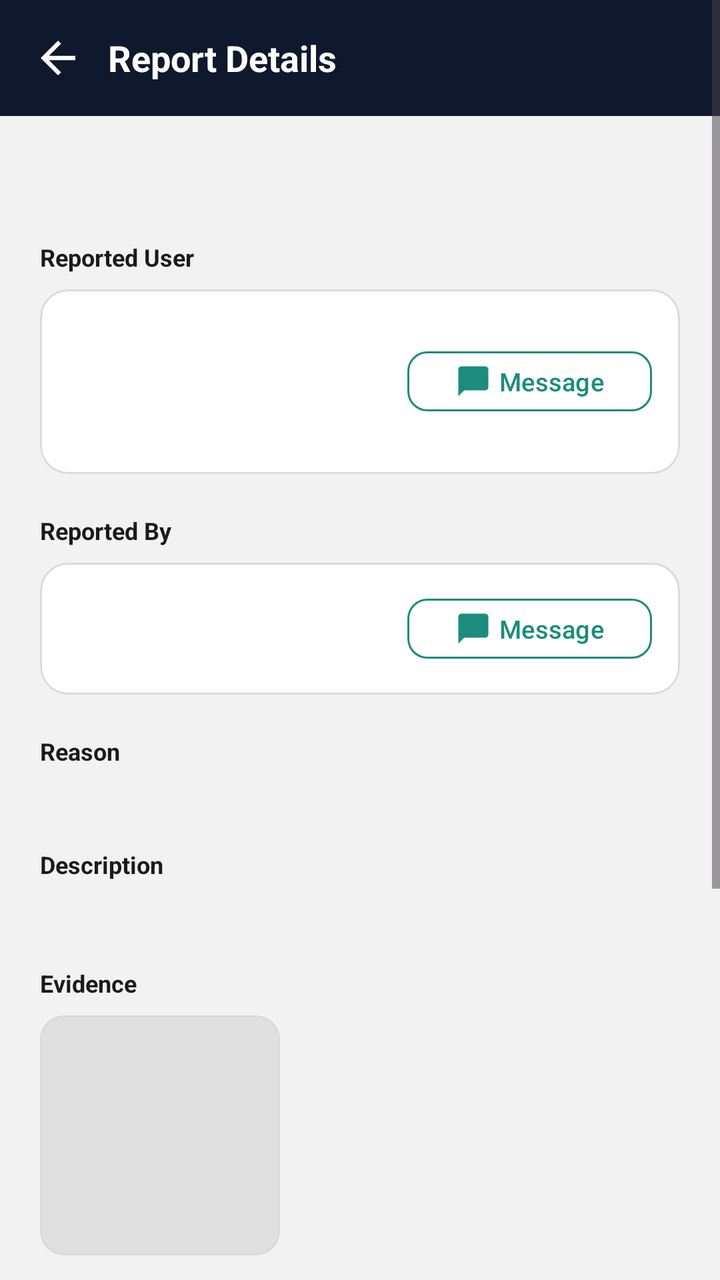
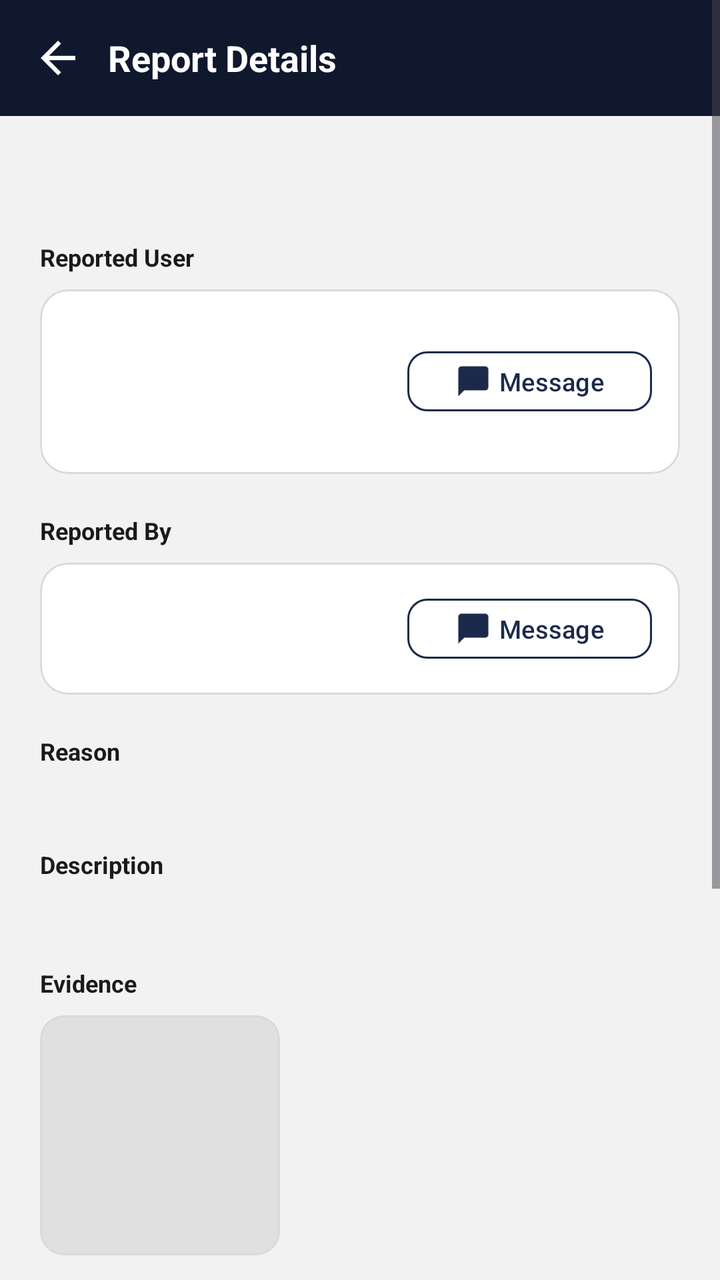

Before-and-after screenshots of an Android layout around one commit, followed by the original layout XML and the change that was made.
<!-- AndroidManifest.xml: application theme Theme.HairGo -->
<!-- res/layout/activity_report_detail.xml -->
<ScrollView xmlns:android="http://schemas.android.com/apk/res/android"
    xmlns:app="http://schemas.android.com/apk/res-auto"
    android:layout_width="match_parent"
    android:layout_height="match_parent"
    android:background="@color/grey_light"
    android:fillViewport="true">

    <LinearLayout
        android:layout_width="match_parent"
        android:layout_height="wrap_content"
        android:orientation="vertical">

        <LinearLayout
            android:layout_width="match_parent"
            android:layout_height="wrap_content"
            android:background="@color/navy_dark"
            android:orientation="horizontal"
            android:gravity="center_vertical"
            android:paddingHorizontal="16dp"
            android:paddingVertical="16dp">

            <ImageView
                android:id="@+id/btnBack"
                android:layout_width="26dp"
                android:layout_height="26dp"
                android:src="@drawable/ic_back_arrow"
                app:tint="@android:color/white"
                android:background="?attr/selectableItemBackgroundBorderless"
                android:clickable="true"
                android:focusable="true"/>

            <TextView
                android:layout_width="wrap_content"
                android:layout_height="wrap_content"
                android:layout_marginStart="12dp"
                android:text="Report Details"
                android:textColor="@android:color/white"
                android:textSize="18sp"
                android:textStyle="bold"/>
        </LinearLayout>

        <LinearLayout
            android:layout_width="match_parent"
            android:layout_height="wrap_content"
            android:orientation="vertical"
            android:padding="20dp">

            <TextView
                android:id="@+id/tvStatusBadge"
                android:layout_width="wrap_content"
                android:layout_height="wrap_content"
                android:paddingHorizontal="12dp"
                android:paddingVertical="5dp"
                android:textSize="12sp"
                android:textStyle="bold"
                android:layout_marginBottom="16dp"/>

            <TextView
                android:layout_width="wrap_content"
                android:layout_height="wrap_content"
                android:text="Reported User"
                android:textSize="12sp"
                android:textStyle="bold"
                android:textColor="@color/text_primary"
                android:layout_marginBottom="8dp"/>

            <com.google.android.material.card.MaterialCardView
                android:layout_width="match_parent"
                android:layout_height="wrap_content"
                app:cardCornerRadius="14dp"
                app:strokeColor="@color/input_border"
                app:strokeWidth="1dp"
                app:cardElevation="0dp"
                android:layout_marginBottom="20dp">

                <LinearLayout
                    android:layout_width="match_parent"
                    android:layout_height="wrap_content"
                    android:orientation="horizontal"
                    android:gravity="center_vertical"
                    android:padding="14dp">

                    <LinearLayout
                        android:layout_width="0dp"
                        android:layout_weight="1"
                        android:layout_height="wrap_content"
                        android:orientation="vertical">

                        <TextView
                            android:id="@+id/tvReportedUserName"
                            android:layout_width="wrap_content"
                            android:layout_height="wrap_content"
                            android:textSize="15sp"
                            android:textStyle="bold"
                            android:textColor="@color/text_primary"/>

                        <TextView
                            android:id="@+id/tvReportedUserEmail"
                            android:layout_width="wrap_content"
                            android:layout_height="wrap_content"
                            android:textSize="12.5sp"
                            android:textColor="@color/text_primary"/>

                        <TextView
                            android:id="@+id/tvReportedUserRoleBadge"
                            android:layout_width="wrap_content"
                            android:layout_height="wrap_content"
                            android:paddingHorizontal="10dp"
                            android:paddingVertical="3dp"
                            android:layout_marginTop="6dp"
                            android:textSize="11sp"
                            android:textStyle="bold"/>
                    </LinearLayout>

                    <com.google.android.material.button.MaterialButton
                        android:id="@+id/btnMessageReportedUser"
                        style="@style/Widget.Material3.Button.OutlinedButton"
                        android:layout_width="wrap_content"
                        android:layout_height="38dp"
                        android:text="Message"
                        android:textAllCaps="false"
                        android:textSize="12.5sp"
                        app:icon="@drawable/ic_message"
                        app:iconTint="@color/teal_primary"
                        app:cornerRadius="10dp"
                        app:strokeColor="@color/teal_primary"
                        android:textColor="@color/teal_primary"/>
                </LinearLayout>
            </com.google.android.material.card.MaterialCardView>

            <TextView
                android:layout_width="wrap_content"
                android:layout_height="wrap_content"
                android:text="Reported By"
                android:textSize="12sp"
                android:textStyle="bold"
                android:textColor="@color/text_primary"
                android:layout_marginBottom="8dp"/>

            <com.google.android.material.card.MaterialCardView
                android:layout_width="match_parent"
                android:layout_height="wrap_content"
                app:cardCornerRadius="14dp"
                app:strokeColor="@color/input_border"
                app:strokeWidth="1dp"
                app:cardElevation="0dp"
                android:layout_marginBottom="20dp">

                <LinearLayout
                    android:layout_width="match_parent"
                    android:layout_height="wrap_content"
                    android:orientation="horizontal"
                    android:gravity="center_vertical"
                    android:padding="14dp">

                    <LinearLayout
                        android:layout_width="0dp"
                        android:layout_weight="1"
                        android:layout_height="wrap_content"
                        android:orientation="vertical">

                        <TextView
                            android:id="@+id/tvReporterName"
                            android:layout_width="wrap_content"
                            android:layout_height="wrap_content"
                            android:textSize="15sp"
                            android:textStyle="bold"
                            android:textColor="@color/text_primary"/>

                        <TextView
                            android:id="@+id/tvReporterEmail"
                            android:layout_width="wrap_content"
                            android:layout_height="wrap_content"
                            android:textSize="12.5sp"
                            android:textColor="@color/text_primary"/>
                    </LinearLayout>

                    <com.google.android.material.button.MaterialButton
                        android:id="@+id/btnMessageReporter"
                        style="@style/Widget.Material3.Button.OutlinedButton"
                        android:layout_width="wrap_content"
                        android:layout_height="38dp"
                        android:text="Message"
                        android:textAllCaps="false"
                        android:textSize="12.5sp"
                        app:icon="@drawable/ic_message"
                        app:iconTint="@color/teal_primary"
                        app:cornerRadius="10dp"
                        app:strokeColor="@color/teal_primary"
                        android:textColor="@color/teal_primary"/>
                </LinearLayout>
            </com.google.android.material.card.MaterialCardView>

            <TextView
                android:layout_width="wrap_content"
                android:layout_height="wrap_content"
                android:text="Reason"
                android:textSize="12sp"
                android:textStyle="bold"
                android:textColor="@color/text_primary"
                android:layout_marginBottom="4dp"/>

            <TextView
                android:id="@+id/tvReason"
                android:layout_width="wrap_content"
                android:layout_height="wrap_content"
                android:textSize="15sp"
                android:textStyle="bold"
                android:textColor="@color/warning"
                android:layout_marginBottom="16dp"/>

            <TextView
                android:layout_width="wrap_content"
                android:layout_height="wrap_content"
                android:text="Description"
                android:textSize="12sp"
                android:textStyle="bold"
                android:textColor="@color/text_primary"
                android:layout_marginBottom="4dp"/>

            <TextView
                android:id="@+id/tvDescription"
                android:layout_width="match_parent"
                android:layout_height="wrap_content"
                android:textSize="14sp"
                android:lineSpacingExtra="3dp"
                android:textColor="@color/text_primary"
                android:layout_marginBottom="20dp"/>

            <LinearLayout
                android:id="@+id/layoutEvidence"
                android:layout_width="match_parent"
                android:layout_height="wrap_content"
                android:orientation="vertical"
                android:layout_marginBottom="20dp">

                <TextView
                    android:layout_width="wrap_content"
                    android:layout_height="wrap_content"
                    android:text="Evidence"
                    android:textSize="12sp"
                    android:textStyle="bold"
                    android:textColor="@color/text_primary"
                    android:layout_marginBottom="8dp"/>

                <com.google.android.material.card.MaterialCardView
                    android:layout_width="120dp"
                    android:layout_height="120dp"
                    app:cardCornerRadius="12dp"
                    app:strokeColor="@color/input_border"
                    app:strokeWidth="1dp"
                    app:cardElevation="0dp">

                    <ImageView
                        android:id="@+id/ivEvidence"
                        android:layout_width="match_parent"
                        android:layout_height="match_parent"
                        android:scaleType="center"
                        android:background="@color/grey_border"/>
                </com.google.android.material.card.MaterialCardView>
            </LinearLayout>

            <TextView
                android:id="@+id/tvResolutionNote"
                android:layout_width="match_parent"
                android:layout_height="wrap_content"
                android:visibility="gone"
                android:background="@drawable/bg_badge_teal"
                android:padding="12dp"
                android:textSize="13sp"
                android:textColor="@color/teal_primary"
                android:layout_marginBottom="20dp"/>

            <TextView
                android:id="@+id/tvActionsLabel"
                android:layout_width="wrap_content"
                android:layout_height="wrap_content"
                android:text="Take Action"
                android:textSize="15sp"
                android:textStyle="bold"
                android:textColor="@color/text_primary"
                android:layout_marginBottom="12dp"/>

            <LinearLayout
                android:id="@+id/layoutActions"
                android:layout_width="match_parent"
                android:layout_height="wrap_content"
                android:orientation="vertical">

                <com.google.android.material.button.MaterialButton
                    android:id="@+id/btnSuspend"
                    style="@style/Widget.Material3.Button.OutlinedButton"
                    android:layout_width="match_parent"
                    android:layout_height="48dp"
                    android:text="Suspend Account"
                    android:textAllCaps="false"
                    app:icon="@drawable/ic_suspend"
                    app:iconTint="@color/warning"
                    app:strokeColor="@color/warning"
                    android:textColor="@color/warning"
                    app:cornerRadius="12dp"
                    android:layout_marginBottom="10dp"/>

                <com.google.android.material.button.MaterialButton
                    android:id="@+id/btnRemove"
                    style="@style/Widget.Material3.Button.OutlinedButton"
                    android:layout_width="match_parent"
                    android:layout_height="48dp"
                    android:text="Remove Account"
                    android:textAllCaps="false"
                    app:icon="@drawable/ic_delete"
                    app:iconTint="@color/error"
                    app:strokeColor="@color/error"
                    android:textColor="@color/error"
                    app:cornerRadius="12dp"
                    android:layout_marginBottom="10dp"/>

                <com.google.android.material.button.MaterialButton
                    android:id="@+id/btnWarning"
                    style="@style/Widget.Material3.Button.OutlinedButton"
                    android:layout_width="match_parent"
                    android:layout_height="48dp"
                    android:text="Give Warning"
                    android:textAllCaps="false"
                    app:icon="@drawable/ic_warning"
                    app:iconTint="@color/warning"
                    app:strokeColor="@color/warning"
                    android:textColor="@color/warning"
                    app:cornerRadius="12dp"
                    android:layout_marginBottom="10dp"/>

                <com.google.android.material.button.MaterialButton
                    android:id="@+id/btnDismiss"
                    style="@style/Widget.Material3.Button.OutlinedButton"
                    android:layout_width="match_parent"
                    android:layout_height="48dp"
                    android:text="Dismiss Report"
                    android:textAllCaps="false"
                    app:icon="@drawable/ic_dismiss"
                    app:iconTint="@color/text_primary"
                    app:strokeColor="@color/input_border"
                    android:textColor="@color/text_primary"
                    app:cornerRadius="12dp"/>

            </LinearLayout>

        </LinearLayout>
    </LinearLayout>
</ScrollView>
<!-- resources referenced by this layout -->
<resources>
  <color name="error">#D9534F</color>
  <color name="grey_border">#E0E0E0</color>
  <color name="grey_light">#F2F2F2</color>
  <color name="input_border">#DADADA</color>
  <color name="navy_dark">#10182E</color>
  <color name="teal_primary">#1C8C7C</color>
  <color name="text_primary">#1A1A1A</color>
  <color name="warning">#E0A800</color>
  <!-- drawable bg_badge_teal (drawable) -->
  <?xml version="1.0" encoding="utf-8"?>
  <shape xmlns:android="http://schemas.android.com/apk/res/android">
      <solid android:color="@color/badge_teal_bg"/>
      <corners android:radius="20dp"/>
  </shape>
  <!-- drawable ic_back_arrow (drawable) -->
  <vector xmlns:android="http://schemas.android.com/apk/res/android"
      android:width="24dp" android:height="24dp"
      android:viewportWidth="24" android:viewportHeight="24">
      <path android:fillColor="#FFFFFFFF"
          android:pathData="M20,11H7.83l5.59,-5.59L12,4l-8,8 8,8 1.41,-1.41L7.83,13H20v-2z"/>
  </vector>
  <!-- drawable ic_delete (drawable) -->
  <?xml version="1.0" encoding="utf-8"?>
  <vector xmlns:android="http://schemas.android.com/apk/res/android"
      android:width="20dp" android:height="20dp"
      android:viewportWidth="24" android:viewportHeight="24">
      <path android:fillColor="@color/error" android:pathData="M6,19c0,1.1 0.9,2 2,2h8c1.1,0 2,-0.9 2,-2V7H6v12zM19,4h-3.5l-1,-1h-5l-1,1H5v2h14V4z"/>
  </vector>
  <!-- drawable ic_dismiss (drawable) -->
  <?xml version="1.0" encoding="utf-8"?>
  <vector xmlns:android="http://schemas.android.com/apk/res/android"
      android:width="20dp" android:height="20dp"
      android:viewportWidth="24" android:viewportHeight="24">
      <path android:fillColor="@color/grey_dark" android:pathData="M19,6.41L17.59,5 12,10.59 6.41,5 5,6.41 10.59,12 5,17.59 6.41,19 12,13.41 17.59,19 19,17.59 13.41,12z"/>
  </vector>
  <!-- drawable ic_message (drawable) -->
  <?xml version="1.0" encoding="utf-8"?>
  <vector xmlns:android="http://schemas.android.com/apk/res/android"
      android:width="20dp" android:height="20dp"
      android:viewportWidth="24" android:viewportHeight="24">
      <path android:fillColor="@color/teal_primary" android:pathData="M20,2H4c-1.1,0 -2,0.9 -2,2v18l4,-4h14c1.1,0 2,-0.9 2,-2V4c0,-1.1 -0.9,-2 -2,-2z"/>
  </vector>
  <!-- drawable ic_warning (drawable) -->
  <?xml version="1.0" encoding="utf-8"?>
  <vector xmlns:android="http://schemas.android.com/apk/res/android"
      android:width="20dp" android:height="20dp"
      android:viewportWidth="24" android:viewportHeight="24">
      <path android:fillColor="@color/warning" android:pathData="M1,21h22L12,2 1,21zM13,18h-2v-2h2v2zM13,14h-2v-4h2v4z"/>
  </vector>
  <style name="Theme.HairGo" parent="Base.Theme.HairGo">
          <item name="snackbarStyle">@style/Widget.HairGo.Snackbar</item>
      </style>
  <color name="badge_teal_bg">#E3F2F0</color>
  <color name="grey_dark">#333333</color>
  <style name="Widget.HairGo.Snackbar" parent="Widget.Material3.Snackbar">
          <item name="backgroundTint">@color/navy</item>
          <item name="android:textColor">@color/white</item>
          <item name="shapeAppearanceOverlay">@style/ShapeAppearanceOverlay.HairGo_Snackbar</item>
      </style>
  <color name="teal">#14B8A6</color>
  <color name="white">#FFFFFF</color>
  <color name="surface">#FFFFFF</color>
  <color name="grey_medium">#8A8A8A</color>
  <color name="navy">#1B2A4A</color>
  <style name="ShapeAppearanceOverlay.HairGo_Snackbar" parent="">
          <item name="cornerFamily">rounded</item>
          <item name="cornerSize">16dp</item>
      </style>
  <!-- unchanged entries left out for length: 2 -->
</resources>

<!-- the commit's change to res/layout/activity_report_detail.xml (unified diff, before → after) -->
@@ -121,10 +121,10 @@
                         android:textAllCaps="false"
                         android:textSize="12.5sp"
                         app:icon="@drawable/ic_message"
-                        app:iconTint="@color/teal_primary"
+                        app:iconTint="@color/navy_primary"
                         app:cornerRadius="10dp"
-                        app:strokeColor="@color/teal_primary"
-                        android:textColor="@color/teal_primary"/>
+                        app:strokeColor="@color/navy_primary"
+                        android:textColor="@color/navy_primary"/>
                 </LinearLayout>
             </com.google.android.material.card.MaterialCardView>
 
@@ -184,10 +184,10 @@
                         android:textAllCaps="false"
                         android:textSize="12.5sp"
                         app:icon="@drawable/ic_message"
-                        app:iconTint="@color/teal_primary"
+                        app:iconTint="@color/navy_primary"
                         app:cornerRadius="10dp"
-                        app:strokeColor="@color/teal_primary"
-                        android:textColor="@color/teal_primary"/>
+                        app:strokeColor="@color/navy_primary"
+                        android:textColor="@color/navy_primary"/>
                 </LinearLayout>
             </com.google.android.material.card.MaterialCardView>
 
@@ -295,9 +295,9 @@
                     android:text="Suspend Account"
                     android:textAllCaps="false"
                     app:icon="@drawable/ic_suspend"
-                    app:iconTint="@color/warning"
-                    app:strokeColor="@color/warning"
-                    android:textColor="@color/warning"
+                    app:iconTint="@color/error_dark"
+                    app:strokeColor="@color/error_dark"
+                    android:textColor="@color/error_dark"
                     app:cornerRadius="12dp"
                     android:layout_marginBottom="10dp"/>
 
@@ -309,9 +309,9 @@
                     android:text="Remove Account"
                     android:textAllCaps="false"
                     app:icon="@drawable/ic_delete"
-                    app:iconTint="@color/error"
-                    app:strokeColor="@color/error"
-                    android:textColor="@color/error"
+                    app:iconTint="@color/success_dark"
+                    app:strokeColor="@color/success_dark"
+                    android:textColor="@color/success_dark"
                     app:cornerRadius="12dp"
                     android:layout_marginBottom="10dp"/>
 
@@ -338,7 +338,7 @@
                     android:textAllCaps="false"
                     app:icon="@drawable/ic_dismiss"
                     app:iconTint="@color/text_primary"
-                    app:strokeColor="@color/input_border"
+                    app:strokeColor="@color/grey_dark"
                     android:textColor="@color/text_primary"
                     app:cornerRadius="12dp"/>
 
<!-- resource entries referenced after the edit -->
@@ -1,10 +1,13 @@
 <!-- resources referenced by this layout -->
 <resources>
+  <color name="error_dark">#B3261E</color>
   <color name="error">#D9534F</color>
   <color name="grey_border">#E0E0E0</color>
   <color name="grey_light">#F2F2F2</color>
   <color name="input_border">#DADADA</color>
   <color name="navy_dark">#10182E</color>
+  <color name="navy_primary">#1B2A4A</color>
+  <color name="success_dark">#1F6B44</color>
   <color name="teal_primary">#1C8C7C</color>
   <color name="text_primary">#1A1A1A</color>
   <color name="warning">#E0A800</color>
